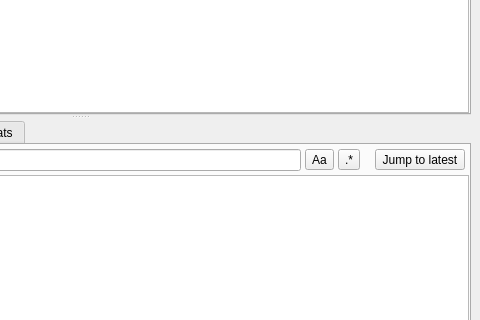
The window that include/ui/mainwindow.ui (hamidreza2005/Throne) describes before a commit, drawn with Qt 5; both pictures show x 320 to 800 and y 193 to 513 of the 800 by 600 pixel window.
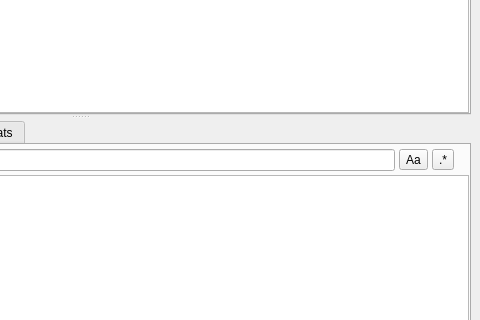
The same window after the commit. Icons and pictures are not drawn. Custom widgets are drawn as their Qt base class.

Commit message: hide log browser filter behind a button && rename its font settings

What changed in the file:
```diff
--- a/include/ui/mainwindow.ui
+++ b/include/ui/mainwindow.ui
@@ -583,19 +583,6 @@
                   <item>
                    <widget class="QLabel" name="logMatchCount"/>
                   </item>
-                  <item>
-                   <widget class="QToolButton" name="logJumpLatest">
-                    <property name="toolTip">
-                     <string>New logs are held while the view is scrolled up</string>
-                    </property>
-                    <property name="text">
-                     <string>Jump to latest</string>
-                    </property>
-                    <property name="toolButtonStyle">
-                     <enum>Qt::ToolButtonStyle::ToolButtonTextOnly</enum>
-                    </property>
-                   </widget>
-                  </item>
                  </layout>
                 </widget>
                </item>
```
The commit also changes 5 other files.
